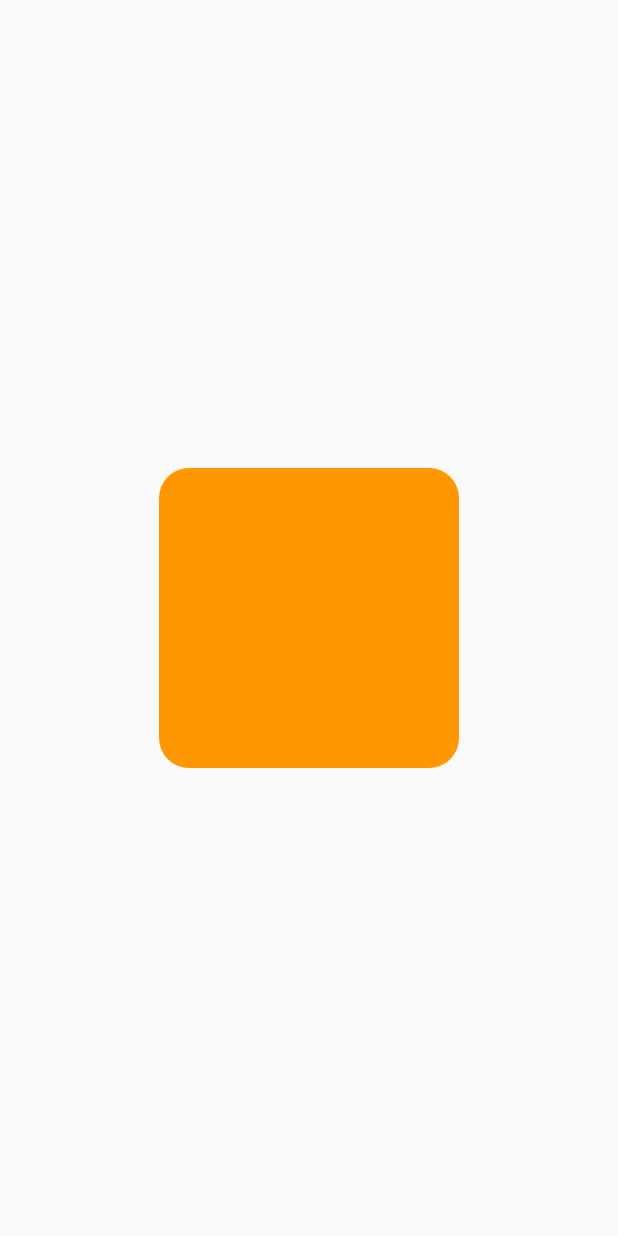
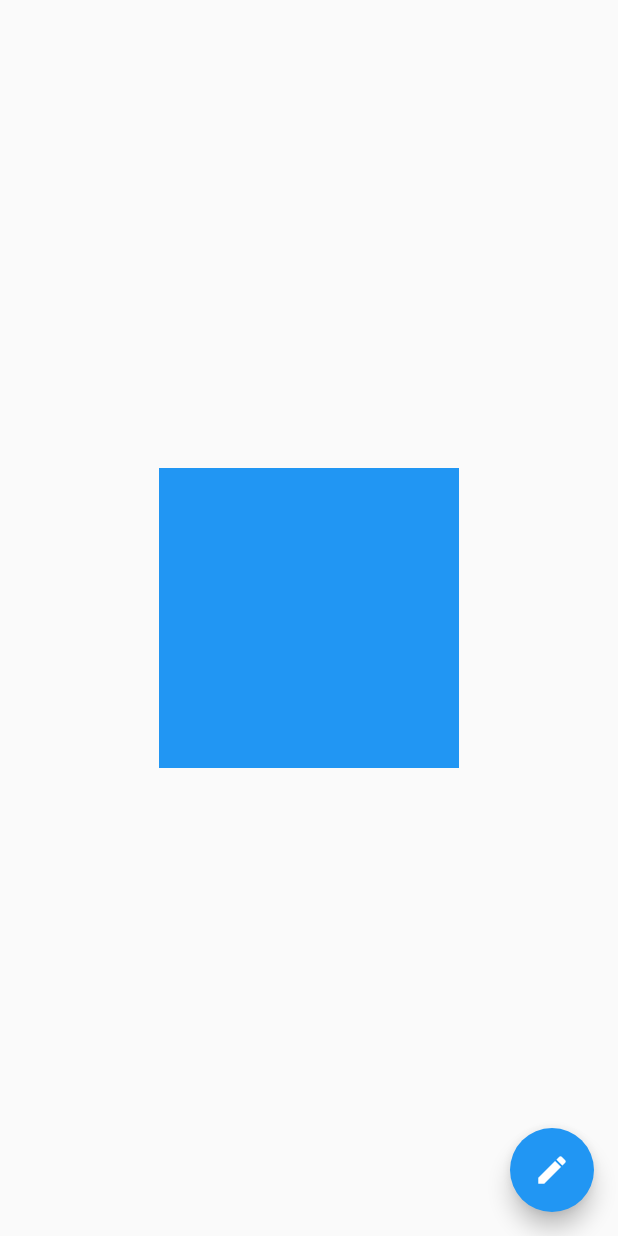
Before and after one commit to ThomasEcalle/al_2_flutter, a Flutter app: the screen it shows after launch, on a phone screen of 412 x 824 dp. Run offline on Flutter 3.47's test engine with Material 2 defaults, Android fonts, the phone set to English and light mode, and no system bars.

Commit message:
Add Second exercise

```diff
--- a/lib/main.dart
+++ b/lib/main.dart
@@ -1,6 +1,7 @@
 import 'package:al_2/ui/home_screen/home_screen.dart';
 import 'package:al_2/ui/settings_screen/settings_screen.dart';
 import 'package:al_2/ui/stateful_exercises/one.dart';
+import 'package:al_2/ui/stateful_exercises/two/two.dart';
 import 'package:flutter/material.dart';
 
 void main() {
@@ -22,7 +23,7 @@ class MyApp extends StatelessWidget {
           ),
         ),
       ),
-      home: One()
+      home: const Two()
     );
   }
 }
--- /dev/null
+++ b/lib/ui/stateful_exercises/two/second_square.dart
@@ -0,0 +1,23 @@
+import 'package:flutter/material.dart';
+
+class SecondSquare extends StatelessWidget {
+  final Color color;
+  final double height;
+  final double width;
+
+  const SecondSquare({
+    Key? key,
+    this.height = 200,
+    this.width = 200,
+    this.color = Colors.red,
+  }) : super(key: key);
+
+  @override
+  Widget build(BuildContext context) {
+    return Container(
+      height: height,
+      width: width,
+      color: color,
+    );
+  }
+}
--- /dev/null
+++ b/lib/ui/stateful_exercises/two/two.dart
@@ -0,0 +1,40 @@
+import 'package:al_2/ui/stateful_exercises/two/second_square.dart';
+import 'package:flutter/material.dart';
+
+class Two extends StatefulWidget {
+  const Two({Key? key}) : super(key: key);
+
+  @override
+  State<Two> createState() => _TwoState();
+}
+
+class _TwoState extends State<Two> {
+  Color _color = Colors.blue;
+  double _height = 200;
+  double _width = 200;
+
+  @override
+  Widget build(BuildContext context) {
+    return Scaffold(
+      body: Center(
+        child: SecondSquare(
+          height: _height,
+          width: _width,
+          color: _color,
+        ),
+      ),
+      floatingActionButton: FloatingActionButton(
+        child: const Icon(Icons.edit),
+        onPressed: _onTap,
+      ),
+    );
+  }
+
+  void _onTap() {
+    setState(() {
+      _color = _color == Colors.blue ? Colors.orange : Colors.blue;
+      _height = _height == 200 ? 100 : 200;
+      _width = _width == 200 ? 100 : 200;
+    });
+  }
+}
```
